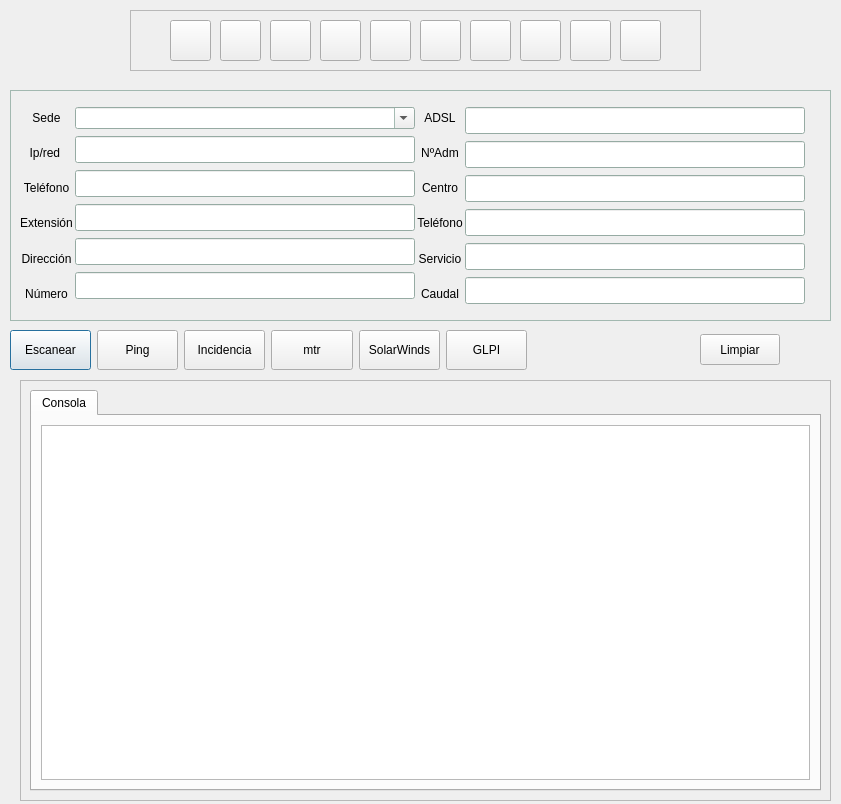
grxdipgra/GrxMenu, file soporte/soporte.ui: the form before one commit.
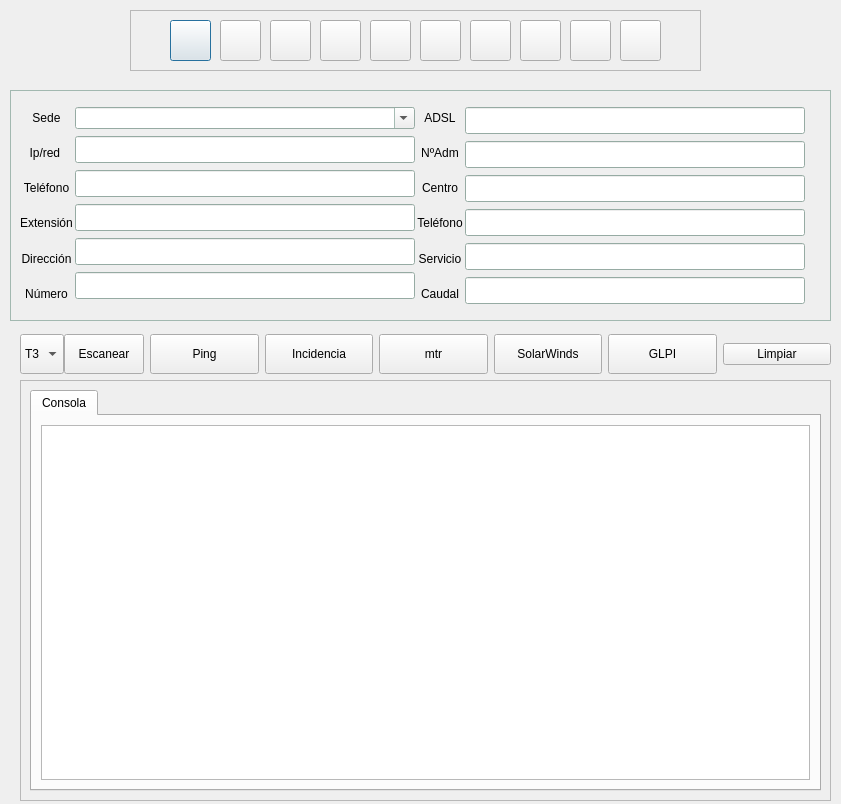
The form after the commit. Icons and pictures are not drawn.

```diff
--- a/soporte/soporte.ui
+++ b/soporte/soporte.ui
@@ -388,101 +388,11 @@
     </layout>
    </widget>
   </widget>
-  <widget class="QWidget" name="layoutWidget">
-   <property name="geometry">
-    <rect>
-     <x>10</x>
-     <y>325</y>
-     <width>517</width>
-     <height>51</height>
-    </rect>
-   </property>
-   <layout class="QHBoxLayout" name="horizontalLayout_2">
-    <item>
-     <widget class="QPushButton" name="Btn_Buscar">
-      <property name="minimumSize">
-       <size>
-        <width>0</width>
-        <height>40</height>
-       </size>
-      </property>
-      <property name="text">
-       <string>Escanear</string>
-      </property>
-     </widget>
-    </item>
-    <item>
-     <widget class="QPushButton" name="Btn_Ping">
-      <property name="minimumSize">
-       <size>
-        <width>0</width>
-        <height>40</height>
-       </size>
-      </property>
-      <property name="text">
-       <string>Ping</string>
-      </property>
-     </widget>
-    </item>
-    <item>
-     <widget class="QPushButton" name="Btn_Incidencia">
-      <property name="minimumSize">
-       <size>
-        <width>0</width>
-        <height>40</height>
-       </size>
-      </property>
-      <property name="text">
-       <string>Incidencia</string>
-      </property>
-     </widget>
-    </item>
-    <item>
-     <widget class="QPushButton" name="Btn_Mtr">
-      <property name="minimumSize">
-       <size>
-        <width>0</width>
-        <height>40</height>
-       </size>
-      </property>
-      <property name="text">
-       <string>mtr</string>
-      </property>
-     </widget>
-    </item>
-    <item>
-     <widget class="QPushButton" name="Btn_Atalaya">
-      <property name="minimumSize">
-       <size>
-        <width>0</width>
-        <height>40</height>
-       </size>
-      </property>
-      <property name="text">
-       <string>SolarWinds</string>
-      </property>
-     </widget>
-    </item>
-    <item>
-     <widget class="QPushButton" name="Btn_Glpi">
-      <property name="minimumSize">
-       <size>
-        <width>0</width>
-        <height>40</height>
-       </size>
-      </property>
-      <property name="text">
-       <string>GLPI</string>
-      </property>
-     </widget>
-    </item>
-   </layout>
-  </widget>
   <widget class="QLabel" name="Estado">
    <property name="geometry">
     <rect>
-     <x>560</x>
-     <y>330</y>
+     <x>740</x>
+     <y>20</y>
      <width>41</width>
      <height>41</height>
     </rect>
@@ -491,29 +401,6 @@
     <string/>
    </property>
   </widget>
-  <widget class="QPushButton" name="Btn_Limpiar">
-   <property name="geometry">
-    <rect>
-     <x>700</x>
-     <y>334</y>
-     <width>80</width>
-     <height>31</height>
-    </rect>
-   </property>
-   <property name="text">
-    <string>Limpiar</string>
-   </property>
-   <property name="icon">
-    <iconset resource="../iconos.qrc">
-     <normaloff>:/imagenes/iconos/soporte/escoba.svg</normaloff>:/imagenes/iconos/soporte/escoba.svg</iconset>
-   </property>
-   <property name="iconSize">
-    <size>
-     <width>30</width>
-     <height>30</height>
-    </size>
-   </property>
-  </widget>
   <widget class="QFrame" name="frame_2">
    <property name="geometry">
     <rect>
@@ -878,6 +765,173 @@
     </layout>
    </widget>
   </widget>
+  <widget class="QWidget" name="">
+   <property name="geometry">
+    <rect>
+     <x>20</x>
+     <y>330</y>
+     <width>811</width>
+     <height>48</height>
+    </rect>
+   </property>
+   <layout class="QHBoxLayout" name="horizontalLayout_3">
+    <item>
+     <layout class="QHBoxLayout" name="horizontalLayout_2">
+      <property name="spacing">
+       <number>0</number>
+      </property>
+      <item>
+       <widget class="QComboBox" name="cb_escaner">
+        <property name="minimumSize">
+         <size>
+          <width>0</width>
+          <height>40</height>
+         </size>
+        </property>
+        <property name="maximumSize">
+         <size>
+          <width>45</width>
+          <height>16777215</height>
+         </size>
+        </property>
+        <property name="toolTip">
+         <string>&lt;html&gt;&lt;head/&gt;&lt;body&gt;&lt;p&gt;T1 - Muy intensa, pero muy lenta&lt;/p&gt;&lt;p&gt;T2 - Intensiva y lenta&lt;/p&gt;&lt;p&gt;T3 - Por defecto, intermedia&lt;/p&gt;&lt;p&gt;T4 - Rapida, puede haber perdida de equipos&lt;/p&gt;&lt;p&gt;T5 - Muy rápida, es muy probable que se pierdan equipos&lt;/p&gt;&lt;p&gt;&lt;br/&gt;&lt;/p&gt;&lt;/body&gt;&lt;/html&gt;</string>
+        </property>
+        <property name="currentText">
+         <string>T3</string>
+        </property>
+        <property name="currentIndex">
+         <number>2</number>
+        </property>
+        <property name="maxVisibleItems">
+         <number>5</number>
+        </property>
+        <item>
+         <property name="text">
+          <string>T1</string>
+         </property>
+        </item>
+        <item>
+         <property name="text">
+          <string>T2</string>
+         </property>
+        </item>
+        <item>
+         <property name="text">
+          <string>T3</string>
+         </property>
+        </item>
+        <item>
+         <property name="text">
+          <string>T4</string>
+         </property>
+        </item>
+        <item>
+         <property name="text">
+          <string>T5</string>
+         </property>
+        </item>
+       </widget>
+      </item>
+      <item>
+       <widget class="QPushButton" name="Btn_Buscar">
+        <property name="minimumSize">
+         <size>
+          <width>0</width>
+          <height>40</height>
+         </size>
+        </property>
+        <property name="text">
+         <string>Escanear</string>
+        </property>
+       </widget>
+      </item>
+     </layout>
+    </item>
+    <item>
+     <widget class="QPushButton" name="Btn_Ping">
+      <property name="minimumSize">
+       <size>
+        <width>0</width>
+        <height>40</height>
+       </size>
+      </property>
+      <property name="text">
+       <string>Ping</string>
+      </property>
+     </widget>
+    </item>
+    <item>
+     <widget class="QPushButton" name="Btn_Incidencia">
+      <property name="minimumSize">
+       <size>
+        <width>0</width>
+        <height>40</height>
+       </size>
+      </property>
+      <property name="text">
+       <string>Incidencia</string>
+      </property>
+     </widget>
+    </item>
+    <item>
+     <widget class="QPushButton" name="Btn_Mtr">
+      <property name="minimumSize">
+       <size>
+        <width>0</width>
+        <height>40</height>
+       </size>
+      </property>
+      <property name="text">
+       <string>mtr</string>
+      </property>
+     </widget>
+    </item>
+    <item>
+     <widget class="QPushButton" name="Btn_Atalaya">
+      <property name="minimumSize">
+       <size>
+        <width>0</width>
+        <height>40</height>
+       </size>
+      </property>
+      <property name="text">
+       <string>SolarWinds</string>
+      </property>
+     </widget>
+    </item>
+    <item>
+     <widget class="QPushButton" name="Btn_Glpi">
+      <property name="minimumSize">
+       <size>
+        <width>0</width>
+        <height>40</height>
+       </size>
+      </property>
+      <property name="text">
+       <string>GLPI</string>
+      </property>
+     </widget>
+    </item>
+    <item>
+     <widget class="QPushButton" name="Btn_Limpiar">
+      <property name="text">
+       <string>Limpiar</string>
+      </property>
+      <property name="icon">
+       <iconset resource="../iconos.qrc">
+        <normaloff>:/imagenes/iconos/soporte/escoba.svg</normaloff>:/imagenes/iconos/soporte/escoba.svg</iconset>
+      </property>
+      <property name="iconSize">
+       <size>
+        <width>30</width>
+        <height>30</height>
+       </size>
+      </property>
+     </widget>
+    </item>
+   </layout>
+  </widget>
  </widget>
  <resources>
   <include location="../iconos.qrc"/>
```
Left out of the diff: 23 changed lines with no effect on the pictures.
